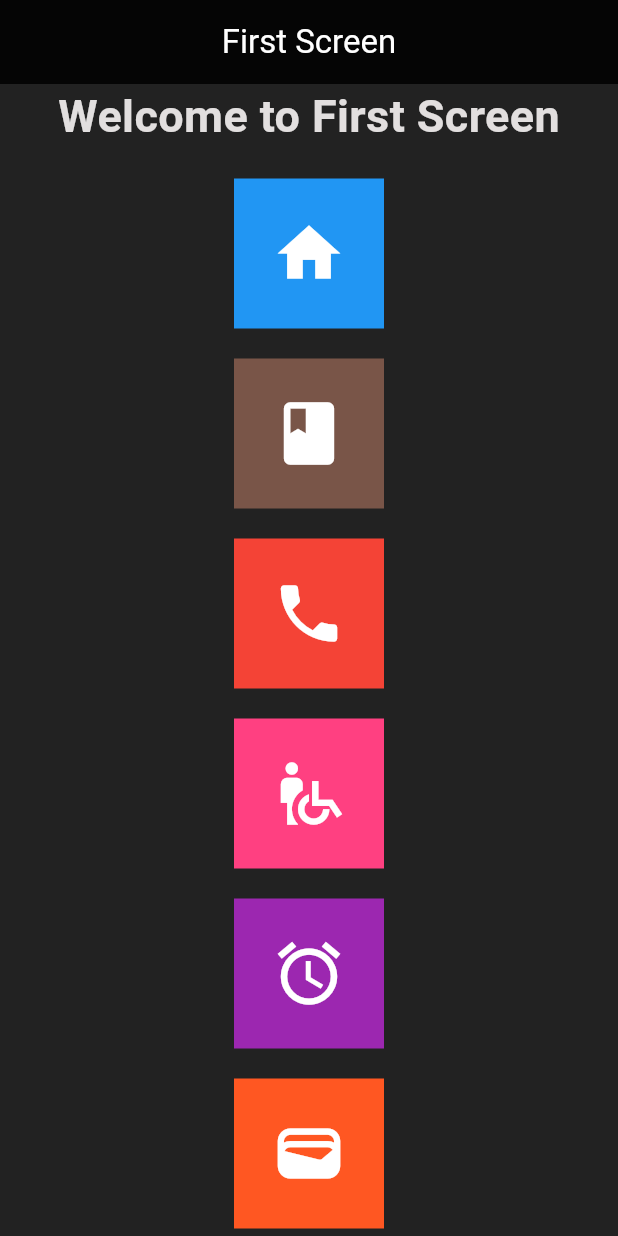
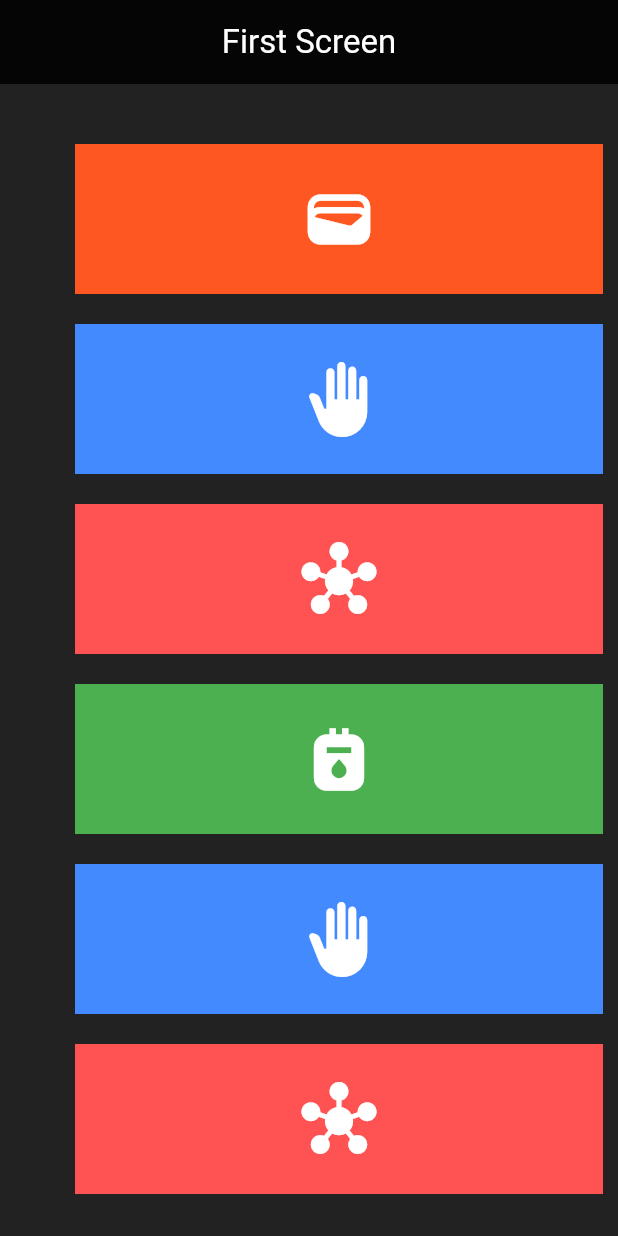
Before and after one commit to Owaisk23/2308B2, a Flutter app: the screen it shows after launch, on a phone screen of 412 x 824 dp. Run offline on Flutter 3.47's test engine with Material 3 defaults, Android fonts, the phone set to English and light mode, and no system bars.

Commit message:
added Flutter Listview Padding And Single Child Scroll View

```diff
--- a/MobAppDevelopment/Flutter/firstproject/lib/firstScreen.dart
+++ b/MobAppDevelopment/Flutter/firstproject/lib/firstScreen.dart
@@ -1,7 +1,7 @@
 import 'package:flutter/material.dart';
 
 class FirstScreen extends StatefulWidget {
-  const FirstScreen({ Key? key }) : super(key: key);
+  const FirstScreen({Key? key}) : super(key: key);
 
   @override
   _FirstScreenState createState() => _FirstScreenState();
@@ -18,52 +18,160 @@ class _FirstScreenState extends State<FirstScreen> {
         foregroundColor: Colors.white,
         centerTitle: true,
       ),
-      body: Center(
-        child: Column(
+
+      // Single Child Scroll View: Scrollable Column or Row
+
+
+      // body: SingleChildScrollView(
+      //   // scrollDirection: Axis.vertical,
+      //   child: Center(
+      //     child: Column(
+      //       children: [
+      //         Text(
+      //           "Welcome to First Screen",
+      //           style: TextStyle(
+      //             fontSize: 30,
+      //             fontWeight: FontWeight.bold,
+      //             color: const Color.fromARGB(221, 250, 250, 250),
+      //           ),
+      //         ),
+      //         SizedBox(height: 20),
+      //         Container(
+      //           height: 100,
+      //           width: 100,
+      //           color: Colors.blue,
+      //           child: Icon(Icons.home, color: Colors.white, size: 50),
+      //         ),
+      //         SizedBox(height: 20),
+      //         Container(
+      //           height: 100,
+      //           width: 100,
+      //           color: Colors.brown,
+      //           child: Icon(Icons.book, color: Colors.white, size: 50),
+      //         ),
+      //         SizedBox(height: 20),
+      //         Container(
+      //           height: 100,
+      //           width: 100,
+      //           color: Colors.red,
+      //           child: Icon(Icons.phone, color: Colors.white, size: 50),
+      //         ),
+      //         SizedBox(height: 20),
+      //         Container(
+      //           height: 100,
+      //           width: 100,
+      //           color: Colors.pinkAccent,
+      //           child: Icon(
+      //             Icons.wheelchair_pickup,
+      //             color: Colors.white,
+      //             size: 50,
+      //           ),
+      //         ),
+      //         SizedBox(height: 20),
+      //         Container(
+      //           height: 100,
+      //           width: 100,
+      //           color: Colors.purple,
+      //           child: Icon(Icons.alarm, color: Colors.white, size: 50),
+      //         ),
+      //         SizedBox(height: 20),
+      //         Container(
+      //           height: 100,
+      //           width: 100,
+      //           color: Colors.deepOrange,
+      //           child: Icon(Icons.wallet, color: Colors.white, size: 50),
+      //         ),
+      //         SizedBox(height: 20),
+      //         Container(
+      //           height: 100,
+      //           width: 100,
+      //           color: Colors.blueAccent,
+      //           child: Icon(
+      //             Icons.back_hand,
+      //             color: Colors.white,
+      //             size: 50,
+      //           ),
+      //         ),
+      //         SizedBox(height: 20),
+      //         Container(
+      //           height: 100,
+      //           width: 100,
+      //           color: Colors.redAccent,
+      //           child: Icon(Icons.hub, color: Colors.white, size: 50),
+      //         ),
+      //         SizedBox(height: 20),
+      //         Container(
+      //           height: 100,
+      //           width: 100,
+      //           color: Colors.green,
+      //           child: Icon(Icons.gas_meter, color: Colors.white, size: 50),
+      //         ),
+      //       ],
+      //     ),
+      //   ),
+      // ),
+
+      //Main Axis Alignment: start, end, center....
+
+      // body: Center(
+      //     child: Column(
+      //       mainAxisAlignment: MainAxisAlignment.center,
+      //       // mainAxisAlignment: MainAxisAlignment.start,
+      //       // mainAxisAlignment: MainAxisAlignment.end,
+      //       // mainAxisAlignment: MainAxisAlignment.spaceAround,
+      //       // mainAxisAlignment: MainAxisAlignment.spaceBetween,
+      //       // mainAxisAlignment: MainAxisAlignment.spaceEvenly,
+      //       children: [
+      //         // Text(
+      //         //   "Welcome to First Screen",
+      //         //   style: TextStyle(
+      //         //     fontSize: 30,
+      //         //     fontWeight: FontWeight.bold,
+      //         //     color: const Color.fromARGB(221, 250, 250, 250),
+      //         //   ),
+      //         // ),
+      //         // SizedBox(height: 20),
+      //         Container(
+      //           height: 100,
+      //           width: 100,
+      //           color: Colors.deepOrange,
+      //           child: Icon(Icons.wallet, color: Colors.white, size: 50),
+      //         ),
+      //         SizedBox(height: 20),
+      //         Container(
+      //           height: 100,
+      //           width: 100,
+      //           color: Colors.blueAccent,
+      //           child: Icon(
+      //             Icons.back_hand,
+      //             color: Colors.white,
+      //             size: 50,
+      //           ),
+      //         ),
+      //         SizedBox(height: 20),
+      //         Container(
+      //           height: 100,
+      //           width: 100,
+      //           color: Colors.redAccent,
+      //           child: Icon(Icons.hub, color: Colors.white, size: 50),
+      //         ),
+      //         SizedBox(height: 20),
+      //         Container(
+      //           height: 100,
+      //           width: 100,
+      //           color: Colors.green,
+      //           child: Icon(Icons.gas_meter, color: Colors.white, size: 50),
+      //         ),
+      //       ],
+      //     ),
+      //   ),
+      body: Padding(
+        // padding: const EdgeInsets.all(40),
+        // padding: const EdgeInsets.symmetric(vertical: 30, horizontal: 20),
+        padding: const EdgeInsets.only(top: 40, bottom: 20, left: 50, right: 10),
+        child: Center(
+          child: ListView(
             children: [
-            Text("Welcome to First Screen",
-              style: TextStyle(
-                fontSize: 30,
-                fontWeight: FontWeight.bold,
-                color: const Color.fromARGB(221, 255, 252, 252),
-              ),
-            ),
-            SizedBox(height: 20),
-            Container(
-              height: 100,
-              width: 100,
-              color: Colors.blue,
-              child: Icon(Icons.home, color: Colors.white, size: 50),
-            ),
-            SizedBox(height: 20),
-            Container(
-              height: 100,
-              width: 100,
-              color: Colors.brown,
-              child: Icon(Icons.book, color: Colors.white, size: 50),
-            ),
-            SizedBox(height: 20),
-            Container(
-              height: 100,
-              width: 100,
-              color: Colors.red,
-              child: Icon(Icons.phone, color: Colors.white, size: 50),
-            ),
-            SizedBox(height: 20),
-            Container(
-              height: 100,
-              width: 100,
-              color: Colors.pinkAccent,
-              child: Icon(Icons.wheelchair_pickup, color: Colors.white, size: 50),
-            ),
-            SizedBox(height: 20),
-            Container(
-              height: 100,
-              width: 100,
-              color: Colors.purple,
-              child: Icon(Icons.alarm, color: Colors.white, size: 50),
-            ),
-            SizedBox(height: 20),
               Container(
                 height: 100,
                 width: 100,
@@ -74,28 +182,81 @@ class _FirstScreenState extends State<FirstScreen> {
               Container(
                 height: 100,
                 width: 100,
-              color: Colors.pinkAccent,
-              child: Icon(Icons.wheelchair_pickup, color: Colors.white, size: 50),
+                color: Colors.blueAccent,
+                child: Icon(
+                  Icons.back_hand,
+                  color: Colors.white,
+                  size: 50,
+                ),
               ),
               SizedBox(height: 20),
               Container(
                 height: 100,
                 width: 100,
-              color: Colors.purple,
-              child: Icon(Icons.alarm, color: Colors.white, size: 50),
+                color: Colors.redAccent,
+                child: Icon(Icons.hub, color: Colors.white, size: 50),
               ),
               SizedBox(height: 20),
               Container(
                 height: 100,
                 width: 100,
-              color: Colors.deepOrange,
-              child: Icon(Icons.wallet, color: Colors.white, size: 50),
+                color: Colors.green,
+                child: Icon(Icons.gas_meter, color: Colors.white, size: 50),
               ),
-
-
+              SizedBox(height: 20),
+              Container(
+                height: 100,
+                width: 100,
+                color: Colors.blueAccent,
+                child: Icon(
+                  Icons.back_hand,
+                  color: Colors.white,
+                  size: 50,
+                ),
+              ),
+              SizedBox(height: 20),
+              Container(
+                height: 100,
+                width: 100,
+                color: Colors.redAccent,
+                child: Icon(Icons.hub, color: Colors.white, size: 50),
+              ),
+              SizedBox(height: 20),
+              Container(
+                height: 100,
+                width: 100,
+                color: Colors.green,
+                child: Icon(Icons.gas_meter, color: Colors.white, size: 50),
+              ),
+              SizedBox(height: 20),
+              Container(
+                height: 100,
+                width: 100,
+                color: Colors.blueAccent,
+                child: Icon(
+                  Icons.back_hand,
+                  color: Colors.white,
+                  size: 50,
+                ),
+              ),
+              SizedBox(height: 20),
+              Container(
+                height: 100,
+                width: 100,
+                color: Colors.redAccent,
+                child: Icon(Icons.hub, color: Colors.white, size: 50),
+              ),
+              SizedBox(height: 20),
+              Container(
+                height: 100,
+                width: 100,
+                color: Colors.green,
+                child: Icon(Icons.gas_meter, color: Colors.white, size: 50),
+              ),
             ],
           ),
         ),
+        )
     );
   }
 }
```
Lines whose indentation alone changed are shown as unchanged.
